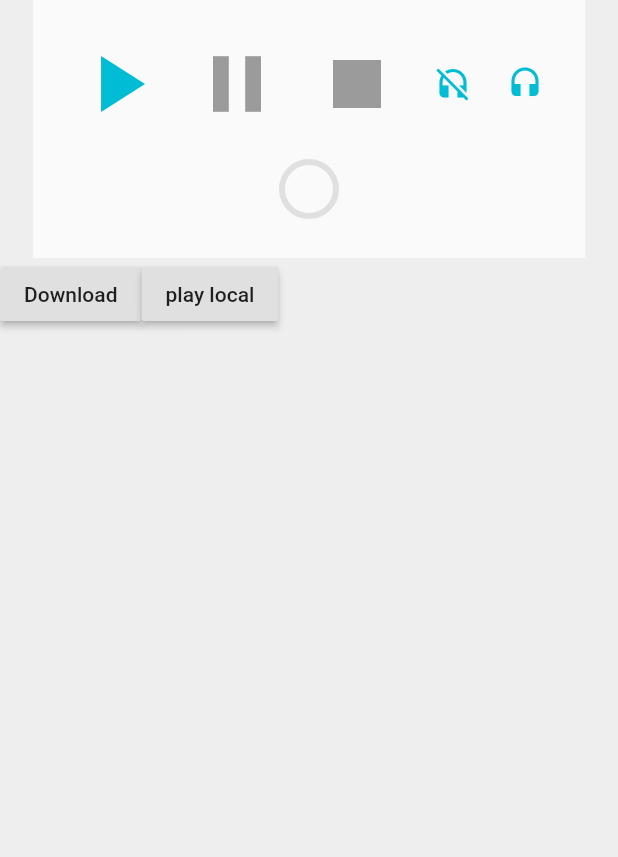
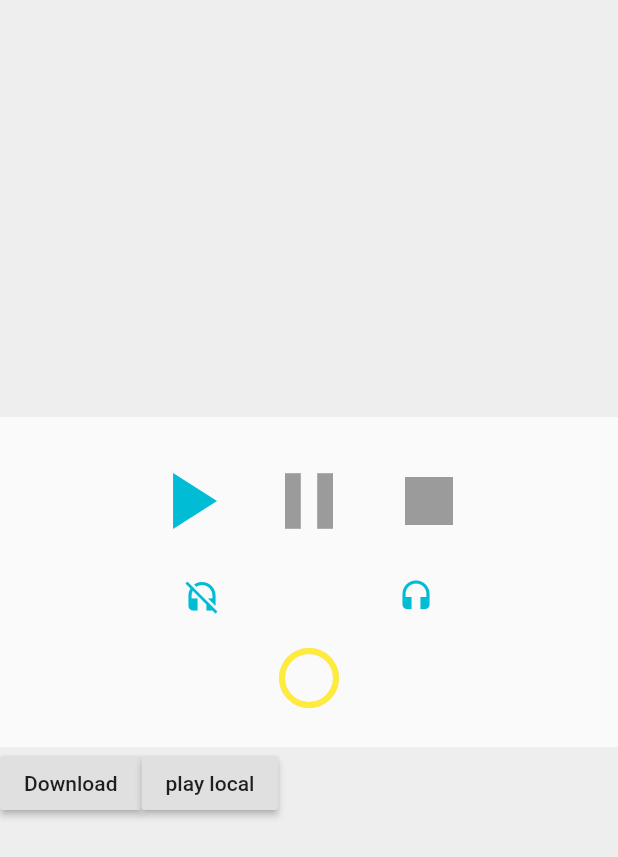
Before and after one commit to snedigqh/audioplayer, a Flutter app: the screen it shows after launch, on a phone screen of 412 x 824 dp. Shown: the top 857 px of the screen. Run offline on Flutter 3.47's test engine with Material 2 defaults, Android fonts, the phone set to English and light mode, and no system bars.

Commit message:
demo seek + fixes --preview-dart2 Future<int> errors

```diff
--- a/example/lib/main.dart
+++ b/example/lib/main.dart
@@ -53,12 +53,10 @@ class _AudioAppState extends State<AudioApp> {
     audioPlayer = new AudioPlayer();
 
     audioPlayer.setDurationHandler((d) => setState(() {
-          print('_AudioAppState.setDurationHandler => d ${d}');
           duration = d;
         }));
 
     audioPlayer.setPositionHandler((p) => setState(() {
-          print('_AudioAppState.setPositionHandler => p ${p}');
           position = p;
         }));
 
@@ -70,7 +68,6 @@ class _AudioAppState extends State<AudioApp> {
     });
 
     audioPlayer.setErrorHandler((msg) {
-      print('audioPlayer error : $msg');
       setState(() {
         playerState = PlayerState.stopped;
         duration = new Duration(seconds: 0);
@@ -81,10 +78,14 @@ class _AudioAppState extends State<AudioApp> {
 
   Future play() async {
     final result = await audioPlayer.play(kUrl);
-    if (result == 1) setState(() => playerState = PlayerState.playing);
+    if (result == 1)
+      setState(() {
+        print('_AudioAppState.play... PlayerState.playing');
+        playerState = PlayerState.playing;
+      });
   }
 
-  Future _playLocal() async{
+  Future _playLocal() async {
     final result = await audioPlayer.play(localFilePath, isLocal: true);
     if (result == 1) setState(() => playerState = PlayerState.playing);
   }
@@ -102,7 +103,6 @@ class _AudioAppState extends State<AudioApp> {
         position = new Duration();
       });
   }
-
 
   Future mute(bool muted) async {
     final result = await audioPlayer.mute(muted);
@@ -135,7 +135,7 @@ class _AudioAppState extends State<AudioApp> {
   Future _loadFile() async {
     final bytes = await _loadFileBytes(kUrl,
         onError: (Exception exception) =>
-            print('_MyHomePageState._loadVideo => exception ${exception}'));
+            print('_loadFile => exception ${exception}'));
 
     final dir = await getApplicationDocumentsDirectory();
     final file = new File('${dir.path}/audio.mp3');
@@ -153,12 +153,32 @@ class _AudioAppState extends State<AudioApp> {
         child: new Material(
             elevation: 2.0,
             color: Colors.grey[200],
-            child: new Column(children: [
-              new Material(
-                  child: new Container(
+            child: new Center(
+              child: new Column(
+                  mainAxisAlignment: MainAxisAlignment.spaceEvenly,
+                  mainAxisSize: MainAxisSize.min,
+                  children: [
+                    new Material(child: _buildPlayer()),
+                    localFilePath != null
+                        ? new Text(localFilePath)
+                        : new Container(),
+                    new Row(children: [
+                      new RaisedButton(
+                        onPressed: () => _loadFile(),
+                        child: new Text('Download'),
+                      ),
+                      new RaisedButton(
+                        onPressed: () => _playLocal(),
+                        child: new Text('play local'),
+                      ),
+                    ])
+                  ]),
+            )));
+  }
+
+  Widget _buildPlayer() => new Container(
       padding: new EdgeInsets.all(16.0),
-                      child:
-                          new Column(mainAxisSize: MainAxisSize.min, children: [
+      child: new Column(mainAxisSize: MainAxisSize.min, children: [
         new Row(mainAxisSize: MainAxisSize.min, children: [
           new IconButton(
               onPressed: isPlaying ? null : () => play(),
@@ -171,38 +191,46 @@ class _AudioAppState extends State<AudioApp> {
               icon: new Icon(Icons.pause),
               color: Colors.cyan),
           new IconButton(
-                              onPressed:
-                                  isPlaying || isPaused ? () => stop() : null,
+              onPressed: isPlaying || isPaused ? () => stop() : null,
               iconSize: 64.0,
               icon: new Icon(Icons.stop),
               color: Colors.cyan),
+        ]),
+        duration == null
+            ? new Container()
+            : new Slider(
+                value: position?.inMilliseconds?.toDouble() ?? 0,
+                onChanged: (double value) =>
+                    audioPlayer.seek((value / 1000).roundToDouble()),
+                min: 0.0,
+                max: duration.inMilliseconds.toDouble()),
+        new Row(
+          mainAxisAlignment: MainAxisAlignment.spaceEvenly,
+          children: <Widget>[
             new IconButton(
-                              onPressed:
-                                  () => mute(true),
+                onPressed: () => mute(true),
                 icon: new Icon(Icons.headset_off),
                 color: Colors.cyan),
             new IconButton(
-                              onPressed:
-                                  () => mute(false),
+                onPressed: () => mute(false),
                 icon: new Icon(Icons.headset),
                 color: Colors.cyan),
-                        ]),
+          ],
+        ),
         new Row(mainAxisSize: MainAxisSize.min, children: [
           new Padding(
               padding: new EdgeInsets.all(12.0),
               child: new Stack(children: [
                 new CircularProgressIndicator(
                     value: 1.0,
-                                    valueColor: new AlwaysStoppedAnimation(
-                                        Colors.grey[300])),
+                    valueColor: new AlwaysStoppedAnimation(Colors.grey[300])),
                 new CircularProgressIndicator(
-                                  value: position != null &&
-                                          position.inMilliseconds > 0
-                                      ? position.inMilliseconds /
-                                          duration.inMilliseconds
+                  value: position != null && position.inMilliseconds > 0
+                      ? (position?.inMilliseconds?.toDouble() ?? 0.0) /
+                          (duration?.inMilliseconds?.toDouble() ?? 0.0)
                       : 0.0,
-                                  valueColor:
-                                      new AlwaysStoppedAnimation(Colors.cyan),
+                  valueColor: new AlwaysStoppedAnimation(Colors.cyan),
+                  backgroundColor: Colors.yellow,
                 ),
               ])),
           new Text(
@@ -211,18 +239,5 @@ class _AudioAppState extends State<AudioApp> {
                   : duration != null ? durationText : '',
               style: new TextStyle(fontSize: 24.0))
         ])
-                      ]))),
-              localFilePath != null ? new Text(localFilePath) : new Container(),
-              new Row(children: [
-                new RaisedButton(
-                  onPressed: () => _loadFile(),
-                  child: new Text('Download'),
-                ),
-                new RaisedButton(
-                  onPressed: () => _playLocal(),
-                  child: new Text('play local'),
-                ),
-              ])
-            ])));
+      ]));
 }
-}
--- a/lib/audioplayer.dart
+++ b/lib/audioplayer.dart
@@ -7,8 +7,8 @@ typedef void TimeChangeHandler(Duration duration);
 typedef void ErrorHandler(String message);
 
 class AudioPlayer {
-  static const MethodChannel _channel =
-      const MethodChannel('bz.rxla.flutter/audio');
+  final MethodChannel channel =
+      new MethodChannel('bz.rxla.flutter/audio');
 
   TimeChangeHandler durationHandler;
   TimeChangeHandler positionHandler;
@@ -20,20 +20,20 @@ class AudioPlayer {
   //ValueNotifier<Duration> durationNotifier;
 
   AudioPlayer() {
-    _channel.setMethodCallHandler(platformCallHandler);
+    channel.setMethodCallHandler(platformCallHandler);
     //durationNotifier = new ValueNotifier(new Duration());
   }
 
-  Future<int> play(String url, {bool isLocal: false}) =>
-      _channel.invokeMethod('play', {"url": url, "isLocal": isLocal});
+  Future<dynamic> play(String url, {bool isLocal: false}) =>
+      channel.invokeMethod('play', {"url": url, "isLocal": isLocal});
 
-  Future<int> pause() => _channel.invokeMethod('pause');
+  Future<dynamic> pause() => channel.invokeMethod('pause');
 
-  Future<int> stop() => _channel.invokeMethod('stop');
+  Future<dynamic> stop() => channel.invokeMethod('stop');
 
-  Future<int> mute(bool muted) => _channel.invokeMethod('mute', muted);
+  Future<dynamic> mute(bool muted) => channel.invokeMethod('mute', muted);
 
-  Future<int> seek(double seconds) => _channel.invokeMethod('seek', seconds);
+  Future<dynamic> seek(double seconds) => channel.invokeMethod('seek', seconds);
 
   void setDurationHandler(TimeChangeHandler handler) {
     durationHandler = handler;
```
Also changed, not shown: 10 other files. Lines whose indentation alone changed are shown as unchanged.
